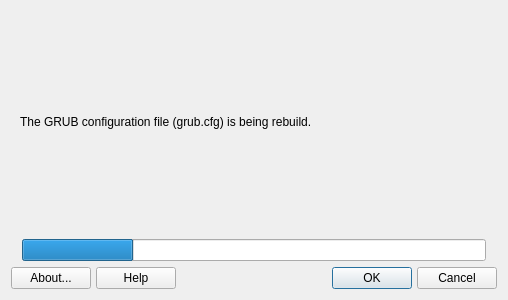
This is mxbootrepair.ui in darthnoob/mx-bootrepair as Qt 5 draws it before an edit. The edited form follows.
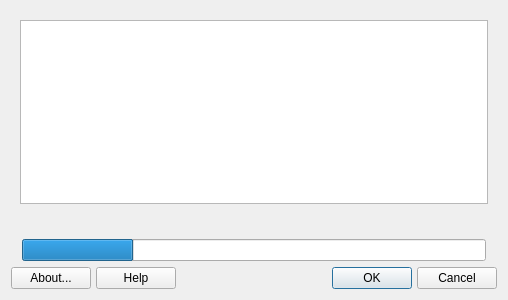
This is the edited form. The open tabs and pages were chosen to show the change. Icons and pictures are not drawn.

Commit message: program mostly done

Diff of the .ui file:
```diff
--- a/mxbootrepair.ui
+++ b/mxbootrepair.ui
@@ -239,10 +239,10 @@
      <widget class="QWidget" name="repairPage">
       <layout class="QVBoxLayout" name="verticalLayout_2">
        <item>
-        <widget class="QLabel" name="repairLabel">
-         <property name="text">
-          <string>The GRUB configuration file (grub.cfg) is being rebuild.</string>
-         </property>
+        <widget class="QTextBrowser" name="outputBox"/>
+       </item>
+       <item>
+        <widget class="QLabel" name="outputLabel">
          <property name="textFormat">
           <enum>Qt::RichText</enum>
          </property>
```
Left out of the diff: 33 changed lines with no effect on the pictures. The commit also changes 2 other files.
